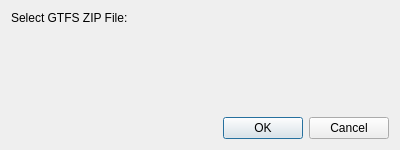
Qt form ui/gtfs_dialog.ui (arrobaraujo/qgis_gtfs_plugin) before a commit.
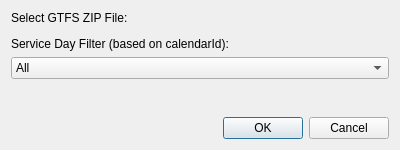
The same form after that commit.

The edit to the form file:
```diff
--- a/ui/gtfs_dialog.ui
+++ b/ui/gtfs_dialog.ui
@@ -25,6 +25,37 @@
     <widget class="QWidget" name="fileWidget" native="true">
     </widget>
    </item>
+    <item>
+     <widget class="QLabel" name="label_2">
+      <property name="text">
+       <string>Service Day Filter (based on calendarId):</string>
+      </property>
+     </widget>
+    </item>
+    <item>
+     <widget class="QComboBox" name="serviceDayCombo">
+      <item>
+       <property name="text">
+        <string>All</string>
+       </property>
+      </item>
+      <item>
+       <property name="text">
+        <string>Weekday</string>
+       </property>
+      </item>
+      <item>
+       <property name="text">
+        <string>Saturday</string>
+       </property>
+      </item>
+      <item>
+       <property name="text">
+        <string>Sunday</string>
+       </property>
+      </item>
+     </widget>
+    </item>
    <item>
     <spacer name="verticalSpacer">
      <property name="orientation">
@@ -33,7 +64,7 @@
      <property name="sizeHint" stdset="0">
       <size>
        <width>20</width>
-       <height>40</height>
+        <height>20</height>
       </size>
      </property>
     </spacer>
```
Lines whose indentation alone changed are shown as unchanged.
